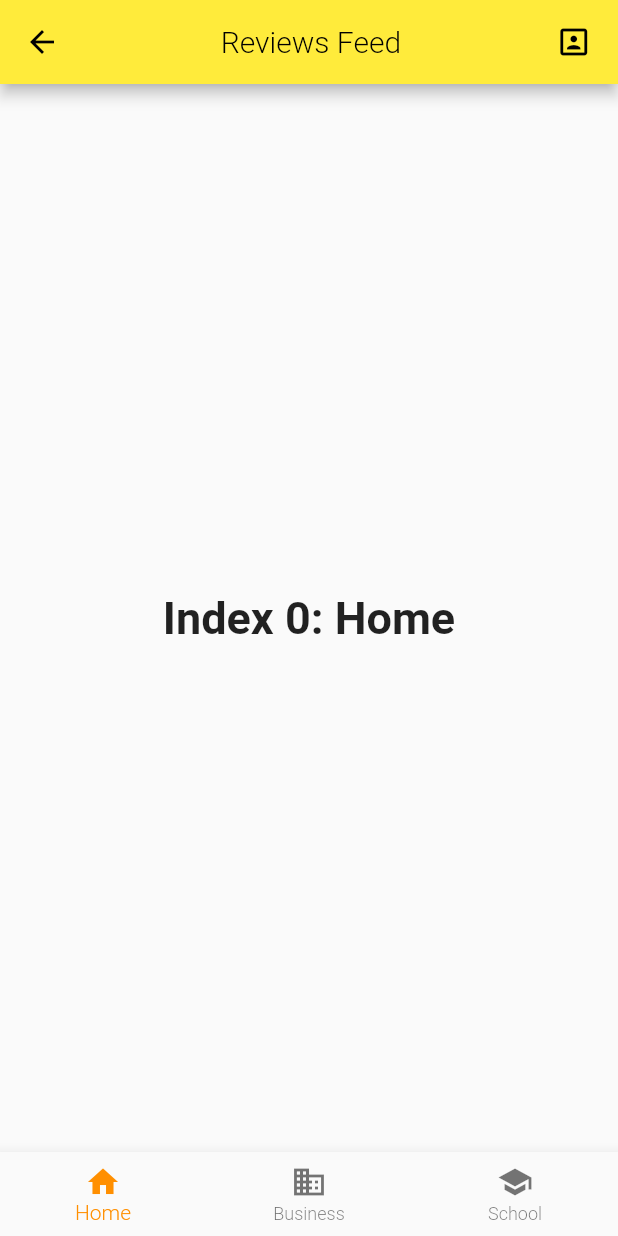
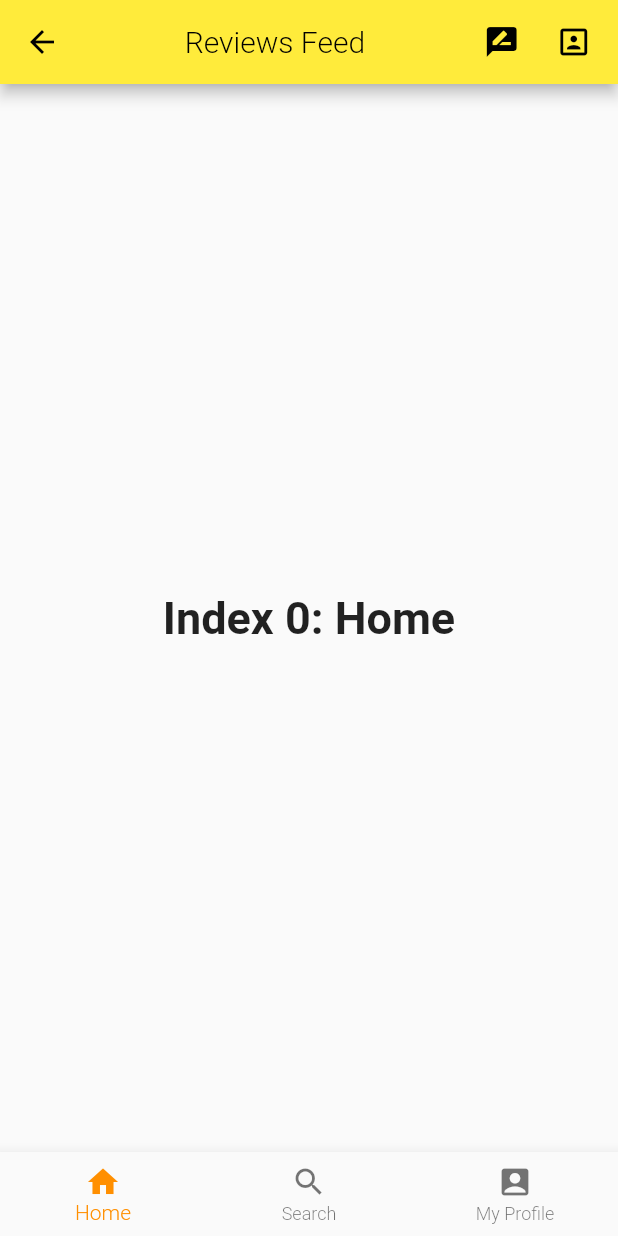
Before and after one commit to dusitsiri/flutter_app_v1, a Flutter app: the ReviewScreen screen opened by its route, on a phone screen of 412 x 824 dp. Run offline on Flutter 3.47's test engine with Material 2 defaults, Android fonts, the phone set to English and light mode, and no system bars; our stand-ins replace flutter_screenutil.

Commit message:
edit review screen

```diff
--- a/lib/screens/emotions_review/ShowReviewFace.dart
+++ b/lib/screens/emotions_review/ShowReviewFace.dart
@@ -5,7 +5,7 @@ import 'package:flutter/services.dart';
 import 'package:flutter_login_page_ui/screens/emotions_review/ArcChooser.dart';
 import 'package:flutter_login_page_ui/screens/emotions_review/SmilePainter.dart';
 
-class MyAppReview extends StatelessWidget {
+class RateReviewScreen extends StatelessWidget {
 
   @override
   Widget build(BuildContext context) {
--- a/lib/screens/review_screen.dart
+++ b/lib/screens/review_screen.dart
@@ -74,6 +74,16 @@ class _ReviewScreenState extends State<ReviewScreen> {
         actions: <Widget>[
           IconButton(
             icon: new Icon(
+              Icons.rate_review,
+              color: Colors.black,
+            ),
+            tooltip: 'rate review',
+            onPressed: (){
+              Navigator.pushNamed(context, '/rate_reviews');
+            },
+          ),
+          IconButton(
+            icon: new Icon(
               Icons.portrait,
               color: Colors.black,
             ),
@@ -97,12 +107,12 @@ class _ReviewScreenState extends State<ReviewScreen> {
             title: Text('Home'),
           ),
           BottomNavigationBarItem(
-            icon: Icon(Icons.business),
-            title: Text('Business'),
+            icon: Icon(Icons.search),
+            title: Text('Search'),
           ),
           BottomNavigationBarItem(
-            icon: Icon(Icons.school),
-            title: Text('School'),
+            icon: Icon(Icons.account_box),
+            title: Text('My Profile'),
           ),
         ],
         currentIndex: _selectedIndex,
--- a/lib/screens/signup_screen.dart
+++ b/lib/screens/signup_screen.dart
@@ -38,10 +38,7 @@ class SignUpScreen extends StatelessWidget {
             ),
           ),
           actions: <Widget>[
-            IconButton(
-              icon: Icon(Icons.edit),
-              tooltip: 'edit profile',
-            ),
+           SizedBox(width: 40)
           ],
         ),
       body: Center(
```
Also changed, not shown: lib/main.dart (+6 -5 lines).
